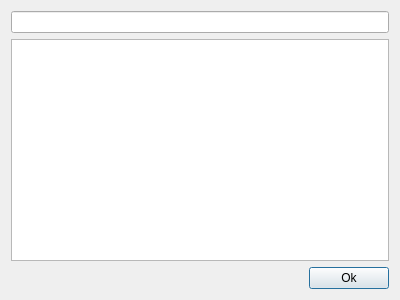
The window that woterm/qwohostlist.ui (aoyiduo/woterm) describes before a commit, drawn with Qt 5.
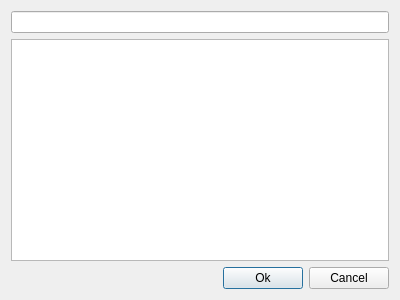
The same window after the commit.

Diff of the .ui file:
```diff
--- a/woterm/qwohostlist.ui
+++ b/woterm/qwohostlist.ui
@@ -44,6 +44,13 @@
          </property>
         </widget>
        </item>
+       <item>
+        <widget class="QPushButton" name="btnCancel">
+         <property name="text">
+          <string>Cancel</string>
+         </property>
+        </widget>
+       </item>
       </layout>
      </item>
     </layout>
```
Left out of the diff: 2 changed lines with no effect on the pictures.
